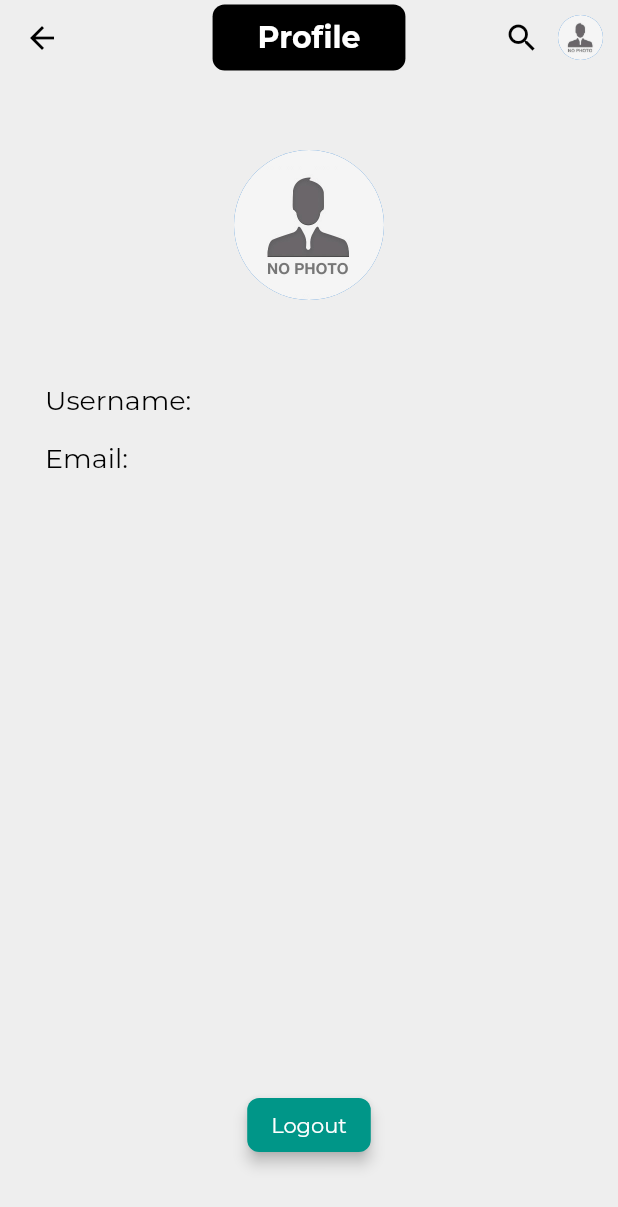
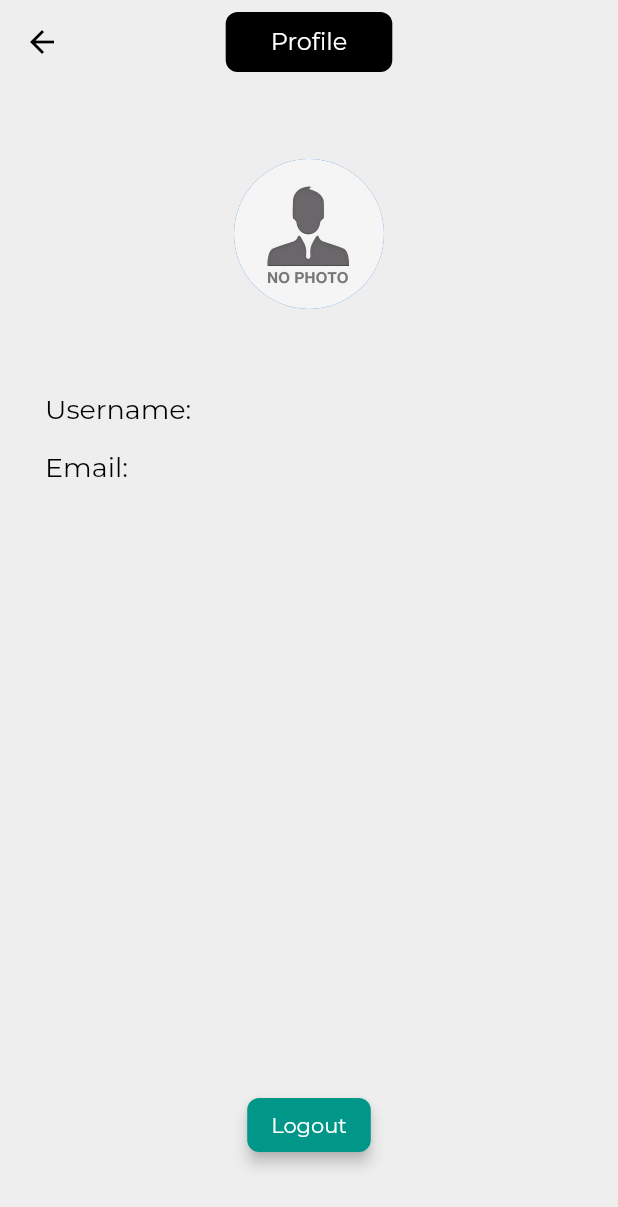
Before and after one commit to EliezerAmbion/flutter_chat_app, a Flutter app: the ProfileScreen screen opened by its route, on a phone screen of 412 x 824 dp. Shown: the top 1207 px of the screen. Run offline on Flutter 3.47's test engine with Material 2 defaults, Android fonts, the phone set to English and light mode, and no system bars; our stand-ins replace cloud_firestore, firebase_auth, firebase_core, firebase_storage, image_picker; accounts and stored records are empty.

Commit message:
add appbar to profile screen

```diff
--- a/lib/screens/profile_screen.dart
+++ b/lib/screens/profile_screen.dart
@@ -20,7 +20,16 @@ class ProfileScreen extends StatelessWidget {
     const placeHolderImage = AssetImage('assets/images/no-image.jpg');
 
     return Scaffold(
-      appBar: const HomeScreenAppBarWidget(title: 'Profile'),
+      appBar: AppBar(
+        title: Container(
+          padding: const EdgeInsets.symmetric(horizontal: 30, vertical: 10),
+          decoration: BoxDecoration(
+            borderRadius: BorderRadius.circular(8),
+            color: Colors.black,
+          ),
+          child: const Text('Profile'),
+        ),
+      ),
       body: Padding(
         padding: const EdgeInsets.symmetric(horizontal: 30, vertical: 50),
         child: Column(
--- a/lib/screens/search_screen.dart
+++ b/lib/screens/search_screen.dart
@@ -143,7 +143,7 @@ class _SearchScreenState extends State<SearchScreen> {
                             ),
                           )
                         : hasJoined
-                            ? Text('Joined')
+                            ? const Text('Joined')
                             : TextButton.icon(
                                 onPressed: () async {
                                   await FirebaseFirestore.instance
```
